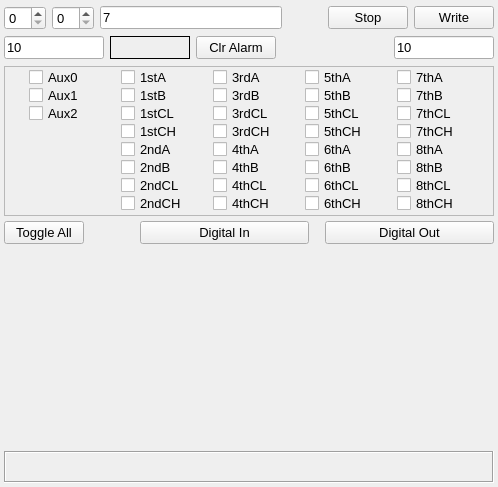
Before: the Qt Designer form diosubwidget.ui in MccDv/universaltest, drawn with Qt 5.
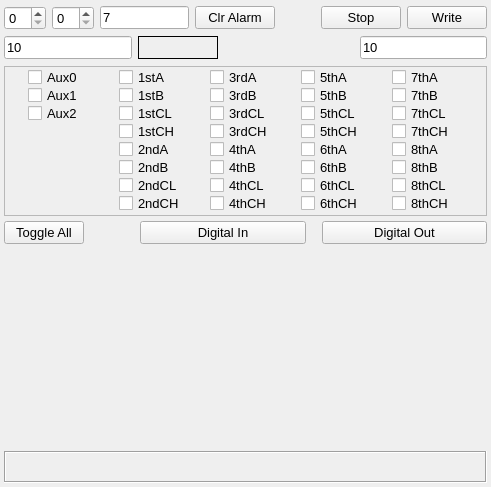
After: the same form once the commit is applied. Custom widgets are drawn as their Qt base class.

Commit message: Added mask input

```diff
--- a/diosubwidget.ui
+++ b/diosubwidget.ui
@@ -6,7 +6,7 @@
    <rect>
     <x>0</x>
     <y>0</y>
-    <width>498</width>
+    <width>491</width>
     <height>487</height>
    </rect>
   </property>
@@ -66,7 +66,7 @@
      <property name="frameShadow">
       <enum>QFrame::Raised</enum>
      </property>
-     <layout class="QHBoxLayout" name="horizontalLayout" stretch="1,1,10,0,4,4">
+     <layout class="QHBoxLayout" name="horizontalLayout" stretch="1,1,8,3,0,3,3">
       <property name="leftMargin">
        <number>0</number>
       </property>
@@ -103,6 +103,13 @@
         </property>
        </widget>
       </item>
+      <item>
+       <widget class="QPushButton" name="cmdClrAlarm">
+        <property name="text">
+         <string>Clr Alarm</string>
+        </property>
+       </widget>
+      </item>
       <item>
        <spacer name="horizontalSpacer">
         <property name="orientation">
@@ -201,13 +208,6 @@
         </property>
        </widget>
       </item>
-      <item>
-       <widget class="QPushButton" name="cmdClrAlarm">
-        <property name="text">
-         <string>Clr Alarm</string>
-        </property>
-       </widget>
-      </item>
       <item>
        <spacer name="horizontalSpacer_3">
         <property name="orientation">
```
The commit also changes 2 other files.
